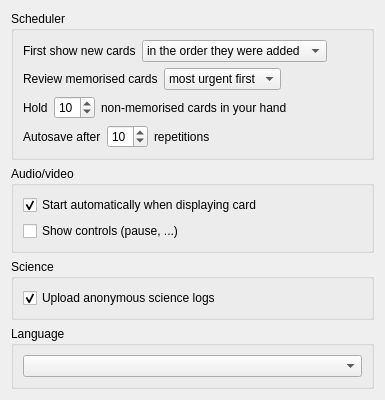
mnemosyne-proj/mnemosyne, file mnemosyne/mnemosyne/pyqt_ui/configuration_wdgt_main.ui: the form before one commit.
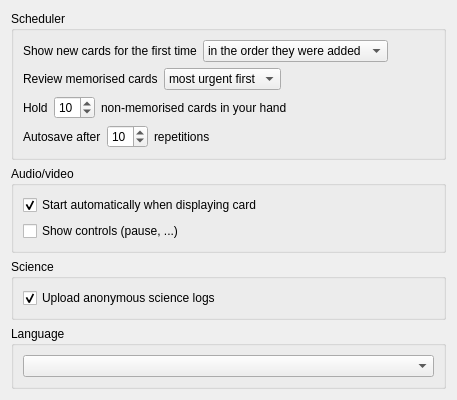
The form after the commit.

Diff of the .ui file:
```diff
--- a/mnemosyne/mnemosyne/pyqt_ui/configuration_wdgt_main.ui
+++ b/mnemosyne/mnemosyne/pyqt_ui/configuration_wdgt_main.ui
@@ -6,8 +6,8 @@
    <rect>
     <x>0</x>
     <y>0</y>
-    <width>385</width>
-    <height>393</height>
+    <width>457</width>
+    <height>375</height>
    </rect>
   </property>
   <property name="windowTitle">
@@ -27,7 +27,7 @@
           <item>
            <widget class="QLabel" name="label_2">
             <property name="text">
-             <string>First show new cards</string>
+             <string>Show new cards for the first time</string>
             </property>
            </widget>
           </item>
```
